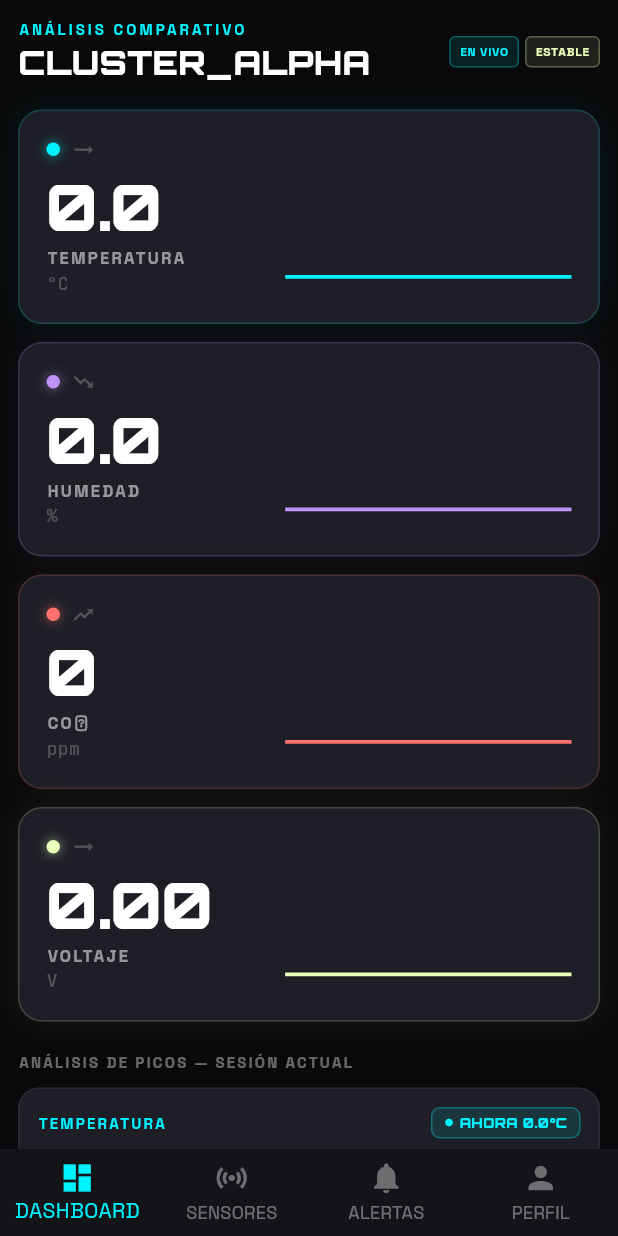
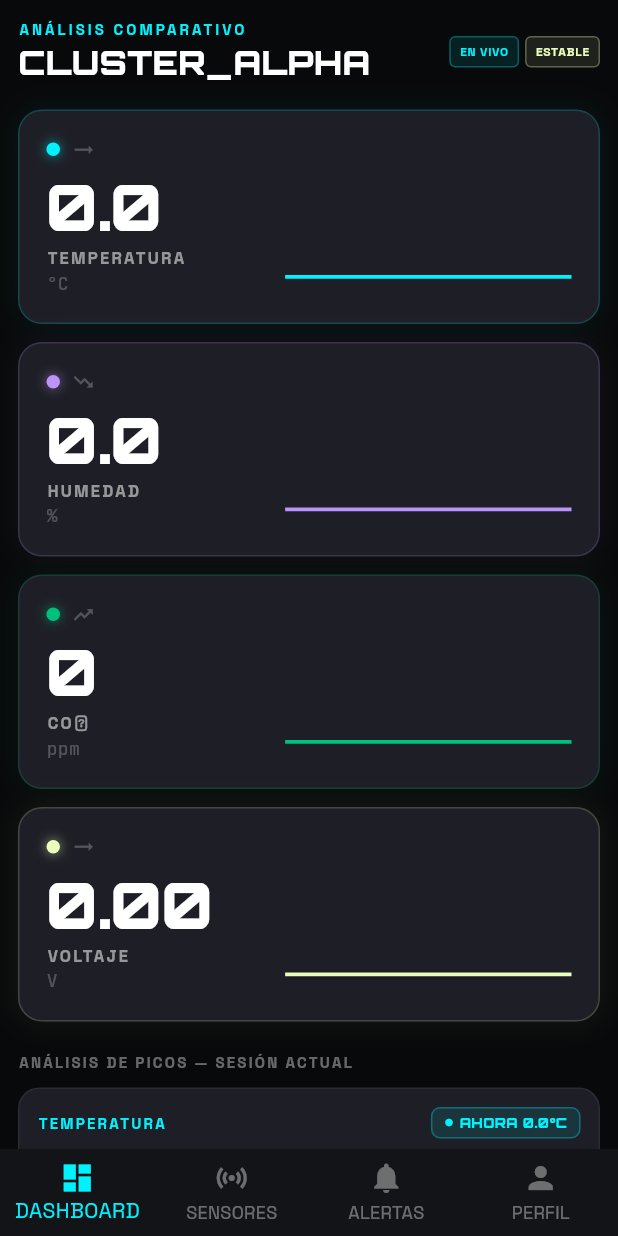
Before and after one commit to Jhordan234/Mi_APP, a Flutter app: the HomeScreen screen opened directly, on a phone screen of 412 x 824 dp. Run offline on Flutter 3.47's test engine with Material 3 defaults, Android fonts, the phone set to English and light mode, and no system bars; drawn by our look-alikes of fl_chart; our stand-ins replace cloud_firestore, firebase_auth, firebase_core, firebase_database, google_fonts; accounts and stored records are empty.

Commit message:
Actualizando

```diff
--- a/lib/screens/tabs/dashboard_tab.dart
+++ b/lib/screens/tabs/dashboard_tab.dart
@@ -26,6 +26,14 @@ class DashboardTab extends StatelessWidget {
   double get _promTemp => histTemp.isEmpty ? 0 : histTemp.reduce((a, b) => a + b) / histTemp.length;
   double get _promHum  => histHum.isEmpty  ? 0 : histHum.reduce((a, b) => a + b) / histHum.length;
   double get _promCo2  => histCo2.isEmpty  ? 0 : histCo2.reduce((a, b) => a + b) / histCo2.length;
+
+  // ── Color dinámico SOLO para la card de CO₂ ───────────────────────────────
+  // ≥ 1000 ppm → Rojo  |  600–999 ppm → Naranja  |  ≤ 599 ppm → Verde
+  Color _co2Color(double ppm) {
+    if (ppm >= 1000) return AppTheme.colorError;
+    if (ppm >= 600)  return const Color(0xFFFF8C00);
+    return const Color(0xFF00C17C);
+  }
 
   @override
   Widget build(BuildContext context) {
@@ -159,7 +167,7 @@ class DashboardTab extends StatelessWidget {
           label: 'CO₂',
           unit: 'ppm',
           valor: co2Actual.toStringAsFixed(0),
-          color: AppTheme.colorError,
+          color: _co2Color(co2Actual),       // ← ÚNICO CAMBIO
           trendIcon: Icons.trending_up,
           histData: histCo2,
           compact: compact,
```
